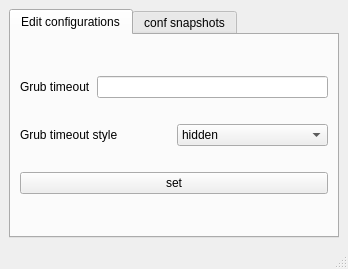
Old version of the form main.ui in the repository Thenujan-0/grub-editor.
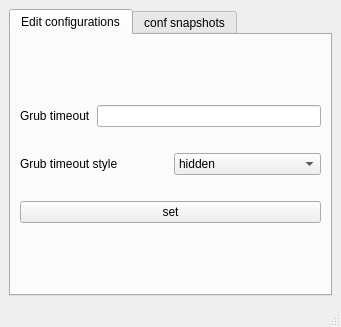
New version of the form.

Commit message: added revert to original configuration button

Patch:
```diff
--- a/main.ui
+++ b/main.ui
@@ -6,8 +6,8 @@
    <rect>
     <x>0</x>
     <y>0</y>
-    <width>348</width>
-    <height>269</height>
+    <width>341</width>
+    <height>327</height>
    </rect>
   </property>
   <property name="windowTitle">
```
Left out of the diff: 4 changed lines with no effect on the pictures. The commit also changes 2 other files.
